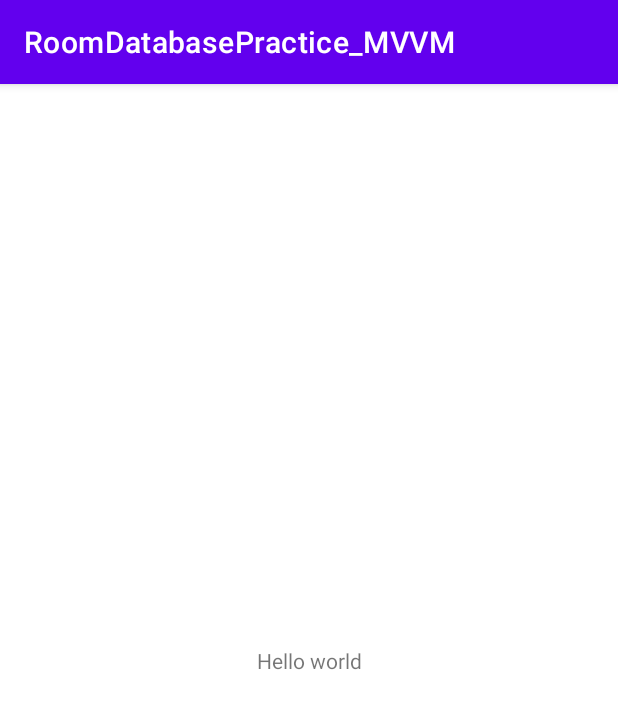
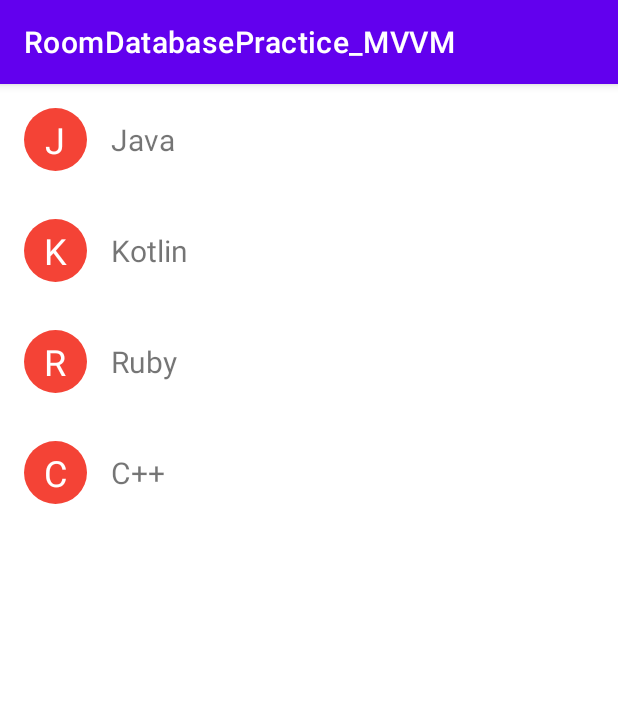
Before and after one commit to telinal/RoomDatabase_TypeConverter_MVVM_Practice, an Android app: the screen it shows after launch (MainActivity), on a phone screen of 412 x 824 dp. Shown: the top 709 px of the screen. Run offline under Robolectric (Android 15) with nearby library versions, the phone set to English and light mode, and no system bars.

Commit message:
List Adapter and Diffutil

```diff
--- a/app/src/main/java/com/example/roomdatabasepractice_mvvm/Contact.kt
+++ /dev/null
@@ -1,15 +0,0 @@
-package com.example.roomdatabasepractice_mvvm
-
-import androidx.room.Entity
-import androidx.room.PrimaryKey
-import java.util.*
-
-@Entity(tableName = "contact")
-data class Contact(
-    @PrimaryKey(autoGenerate = true)
-    val Id: Int,
-    val Name: String,
-    val PhoneNumber: String,
-    val CreatedDate: Date,
-    val isActive: Int
-)
--- a/app/src/main/java/com/example/roomdatabasepractice_mvvm/ContactDAO.kt
+++ /dev/null
@@ -1,21 +0,0 @@
-package com.example.roomdatabasepractice_mvvm
-
-import androidx.lifecycle.LiveData
-import androidx.room.*
-
-@Dao
-interface ContactDAO {
-
-    @Insert
-    suspend fun insertContact(contact: Contact)
-
-    @Update
-    suspend fun updateContact(contact: Contact)
-
-    @Delete
-    suspend fun deleteContact(contact: Contact)
-
-    @Query("SELECT * FROM contact")
-    fun getContact(): LiveData<List<Contact>>
-
-}
--- a/app/src/main/java/com/example/roomdatabasepractice_mvvm/ContactDatabase.kt
+++ /dev/null
@@ -1,36 +0,0 @@
-package com.example.roomdatabasepractice_mvvm
-
-import android.content.Context
-import androidx.room.*
-import androidx.room.migration.Migration
-import androidx.sqlite.db.SupportSQLiteDatabase
-
-@Database(entities = [Contact::class], version = 2)
-@TypeConverters(Convertors::class)
-abstract class ContactDatabase: RoomDatabase() {
-    abstract  fun contactDao(): ContactDAO
-
-    companion object {
-
-        val migration_1_2 = object : Migration(1, 2) {
-            override fun migrate(database: SupportSQLiteDatabase) {
-                database.execSQL("ALTER TABLE contact ADD COLUMN isActive INTEGER NOT NULL default(1)")
-            }
-        }
-
-        @Volatile
-        private var INSTANCE: ContactDatabase? = null
-        fun getDatabase(context: Context): ContactDatabase {
-            if (INSTANCE == null) {
-                synchronized(this){
-                    INSTANCE = Room.databaseBuilder(context.applicationContext,
-                        ContactDatabase::class.java,
-                        "contactDB")
-                        .addMigrations(migration_1_2)
-                        .build()
-                }
-            }
-            return INSTANCE!!
-        }
-    }
-}
--- a/app/src/main/java/com/example/roomdatabasepractice_mvvm/Convertors.kt
+++ /dev/null
@@ -1,16 +0,0 @@
-package com.example.roomdatabasepractice_mvvm
-
-import androidx.room.TypeConverter
-import java.util.*
-
-class Convertors {
-
-    @TypeConverter
-    fun fromDateToLong( value: Date) : Long {
-        return value.time
-    }
-    @TypeConverter
-    fun fromLongToDate( value: Long) : Date {
-        return Date(value)
-    }
-}
--- a/app/src/main/java/com/example/roomdatabasepractice_mvvm/MainActivity.kt
+++ b/app/src/main/java/com/example/roomdatabasepractice_mvvm/MainActivity.kt
@@ -6,30 +6,39 @@ import android.util.Log
 import android.view.View
 import androidx.databinding.DataBindingUtil
 import androidx.lifecycle.lifecycleScope
-import com.example.roomdatabasepractice_mvvm.databinding.ActivityMainBinding
+import androidx.recyclerview.widget.LinearLayoutManager
+import androidx.recyclerview.widget.RecyclerView
 import kotlinx.coroutines.GlobalScope
+import kotlinx.coroutines.delay
 import kotlinx.coroutines.launch
 import java.util.*
 
 class MainActivity : AppCompatActivity() {
-    lateinit var database: ContactDatabase
-    lateinit var binding: ActivityMainBinding
+
     override fun onCreate(savedInstanceState: Bundle?) {
         super.onCreate(savedInstanceState)
-        binding = DataBindingUtil.setContentView(this, R.layout.activity_main)
-        binding.handler = this
+        setContentView(R.layout.activity_main)
+        val recyclerView = findViewById<RecyclerView>(R.id.programmingList)
+        val adapter = ProgrammingAdapter()
 
-        database = ContactDatabase.getDatabase(this)
+        val p1 = ProgrammingItem(0, "J", "Java")
+        val p2 = ProgrammingItem(1, "A", "Android")
+        val p3 = ProgrammingItem(2, "P", "Python")
 
-        database.contactDao().getContact().observe(this, androidx.lifecycle.Observer {
-            Log.d("telina", it.toString())
-        })
+        adapter.submitList(listOf(p1, p2, p3))
 
-    }
+        recyclerView.layoutManager = LinearLayoutManager(this)
+        recyclerView.setHasFixedSize(true)
+        recyclerView.adapter = adapter
 
-    fun getData() {
         lifecycleScope.launch {
-            database.contactDao().insertContact(Contact(0, "Mary", "77777777", Date(), isActive = 1))
+            delay(4000)
+            val p1 = ProgrammingItem(0, "J", "Java")
+            val p4 = ProgrammingItem(3, "K", "Kotlin")
+            val p5 = ProgrammingItem(4, "R", "Ruby")
+            val p6 = ProgrammingItem(5, "C", "C++")
+
+adapter.submitList(listOf(p1,p4,p5,p6))
         }
 
     }
--- /dev/null
+++ b/app/src/main/java/com/example/roomdatabasepractice_mvvm/ProgrammingAdapter.kt
@@ -0,0 +1,47 @@
+package com.example.roomdatabasepractice_mvvm
+
+import android.view.LayoutInflater
+import android.view.View
+import android.view.ViewGroup
+import android.widget.TextView
+import androidx.recyclerview.widget.DiffUtil
+import androidx.recyclerview.widget.ListAdapter
+import androidx.recyclerview.widget.RecyclerView
+
+class ProgrammingAdapter: ListAdapter<ProgrammingItem, ProgrammingAdapter.ProgrammingViewHolder>(DiffUtil()) {
+
+    override fun onCreateViewHolder(parent: ViewGroup, viewType: Int): ProgrammingViewHolder {
+       val view = LayoutInflater.from(parent.context).inflate(R.layout.item_view, parent, false)
+        return ProgrammingViewHolder(view)
+    }
+
+    override fun onBindViewHolder(holder: ProgrammingViewHolder, position: Int) {
+        val item = getItem(position)
+        holder.bind(item)
+    }
+
+    class ProgrammingViewHolder(view: View) : RecyclerView.ViewHolder(view){
+        val name = view.findViewById<TextView>(R.id.name)
+        val initial = view.findViewById<TextView>(R.id.initial)
+
+        fun bind(item: ProgrammingItem) {
+            name.text = item.name
+            initial.text = item.initial
+        }
+    }
+
+    class DiffUtil : androidx.recyclerview.widget.DiffUtil.ItemCallback<ProgrammingItem>() {
+        override fun areItemsTheSame(oldItem: ProgrammingItem, newItem: ProgrammingItem): Boolean {
+            return oldItem.Id == newItem.Id
+        }
+
+        override fun areContentsTheSame(
+            oldItem: ProgrammingItem,
+            newItem: ProgrammingItem
+        ): Boolean {
+            return oldItem == newItem
+        }
+
+
+    }
+}
--- /dev/null
+++ b/app/src/main/java/com/example/roomdatabasepractice_mvvm/ProgrammingItem.kt
@@ -0,0 +1,5 @@
+package com.example.roomdatabasepractice_mvvm
+
+data class ProgrammingItem(val Id: Int, val initial: String, val name: String) {
+
+}
--- /dev/null
+++ b/app/src/main/res/drawable/item_red.xml
@@ -0,0 +1,5 @@
+<?xml version="1.0" encoding="utf-8"?>
+<shape xmlns:android="http://schemas.android.com/apk/res/android">
+<corners android:radius="150dp"></corners>
+    <solid android:color="#F44336"></solid>
+</shape>
--- a/app/src/main/res/layout/activity_main.xml
+++ b/app/src/main/res/layout/activity_main.xml
@@ -1,30 +1,19 @@
 <?xml version="1.0" encoding="utf-8"?>
-<layout xmlns:android="http://schemas.android.com/apk/res/android"
-    xmlns:app="http://schemas.android.com/apk/res-auto"
-    xmlns:tools="http://schemas.android.com/tools">
-
-    <data>
-
-        <variable
-            name="handler"
-            type="com.example.roomdatabasepractice_mvvm.MainActivity" />
-    </data>
 
     <androidx.constraintlayout.widget.ConstraintLayout
+        xmlns:android="http://schemas.android.com/apk/res/android"
+        xmlns:app="http://schemas.android.com/apk/res-auto"
+        xmlns:tools="http://schemas.android.com/tools"
         android:layout_width="match_parent"
         android:layout_height="match_parent"
         tools:context=".MainActivity">
 
-        <TextView
-            android:layout_width="wrap_content"
-            android:layout_height="wrap_content"
-            android:text="Hello world"
-            android:onClick="@{()-> handler.getData()}"
-            app:layout_constraintBottom_toBottomOf="parent"
-            app:layout_constraintLeft_toLeftOf="parent"
-            app:layout_constraintRight_toRightOf="parent"
-            app:layout_constraintTop_toTopOf="parent" />
 
+        <androidx.recyclerview.widget.RecyclerView
+            android:id="@+id/programmingList"
+            android:layout_width="match_parent"
+            android:layout_height="match_parent"
+            tools:layout_editor_absoluteX="1dp"
+            tools:layout_editor_absoluteY="1dp"
+            tools:ignore="MissingConstraints" />
     </androidx.constraintlayout.widget.ConstraintLayout>
-
-</layout>
--- /dev/null
+++ b/app/src/main/res/layout/item_view.xml
@@ -0,0 +1,28 @@
+<?xml version="1.0" encoding="utf-8"?>
+<LinearLayout xmlns:android="http://schemas.android.com/apk/res/android"
+    android:layout_width="match_parent"
+    android:layout_height="wrap_content"
+    android:gravity="center"
+    android:padding="16dp">
+
+    <TextView
+        android:id="@+id/initial"
+        android:layout_width="42dp"
+        android:layout_height="42dp"
+        android:background="@drawable/item_red"
+        android:text="J"
+        android:gravity="center"
+        android:textSize="24dp"
+        android:textColor="@color/white"
+        />
+    <TextView
+        android:id="@+id/name"
+        android:layout_width="match_parent"
+        android:layout_height="wrap_content"
+        android:fontFamily="sans-serif"
+        android:paddingStart="16dp"
+        android:text="java"
+        android:textSize="20dp"
+        />
+
+</LinearLayout>
```
